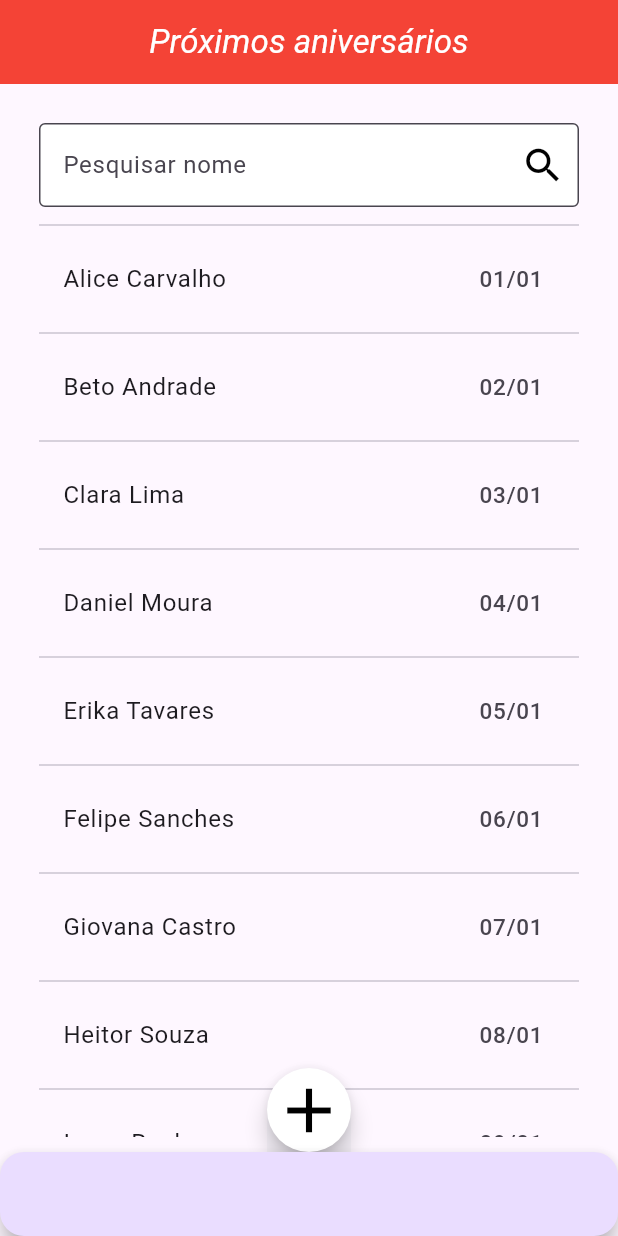
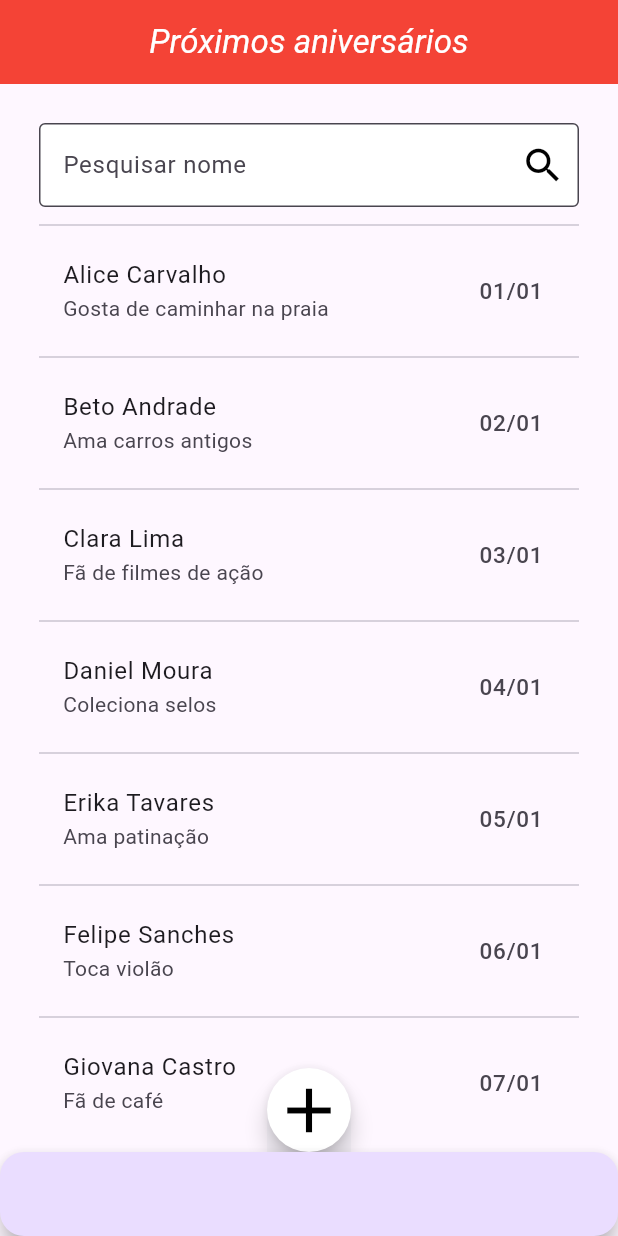
Before and after one commit to Intoxco/Projeto-Flutter, a Flutter app: the screen it shows after launch, on a phone screen of 412 x 824 dp. Run offline on Flutter 3.47's test engine with Material 3 defaults, Android fonts, the phone set to English and light mode, and no system bars.

```diff
--- a/flutter_application_1/lib/classes/AniversarioList.dart
+++ b/flutter_application_1/lib/classes/AniversarioList.dart
@@ -362,5 +362,16 @@ class AniversarioList {
     );
     return lista;
   }
-
+  static List<Aniversario> filtrarAniversariosPorDataENome(DateTime data,String nome){
+    List <Aniversario> lista = List.from(
+      AniversarioList.lista.where(
+      (a) => a.data.month.compareTo(data.month).isEven && a.data.day.compareTo(data.day).isEven
+      )
+    );
+    lista = List.from(
+    lista.where(
+    (a) =>a.usuario.nome.contains(nome))
+    );
+    return lista;
+  }
 }
--- a/flutter_application_1/lib/pages/aniversarios_page.dart
+++ b/flutter_application_1/lib/pages/aniversarios_page.dart
@@ -35,7 +35,7 @@ class AniversariosPage extends StatelessWidget{
         ),
 
     bottomNavigationBar: FloatingActionButton(onPressed: ()=>((){})),
-      body: AniversarioListView()
+      body: AniversarioListView(data:DateTime(1),checkData:false)
     );
 
 
--- a/flutter_application_1/lib/widgets/AniversarioListView.dart
+++ b/flutter_application_1/lib/widgets/AniversarioListView.dart
@@ -2,97 +2,94 @@ import 'package:flutter/material.dart';
 import 'package:flutter_application_1/classes/Aniversario.dart';
 import 'package:flutter_application_1/classes/AniversarioList.dart';
 
+// ignore: must_be_immutable
 class AniversarioListView extends StatefulWidget{
-const AniversarioListView({super.key});
-
+  final DateTime data;
+  final bool checkData;
+  const AniversarioListView({super.key,required this.data, required this.checkData});
   @override
   State<AniversarioListView> createState()=> _AniversarioListView();
 
 }
-class _AniversarioListView extends State<AniversarioListView>{
+class _AniversarioListView extends State<AniversarioListView> {
   final busca = ValueNotifier<String>('');
   late TextEditingController controller;
   late List<Aniversario> lista;
-
+//Dependendo do modelo que escolhermos, vai ter que tirar isso
   @override
-  void initState(){
+  void initState() {
     super.initState();
-    lista= buscarListaComNome(busca.value);
-    controller = TextEditingController(text:"");
+    controller = TextEditingController(text: "");
+    print(widget.data);
+    print(widget.checkData);
+    if(widget.checkData){
+      lista = AniversarioList.filtrarAniversariosPorDataENome(widget.data,busca.value);
+    }
+    else{
+      print("a");
+      lista = buscarListaComNome(busca.value);
+    }
   }
 
   @override
-  void dispose(){
+  void dispose() {
     controller.dispose();
     super.dispose();
   }
 
-
-
-
-  List<Aniversario> buscarListaComNome(String nome){
+  List<Aniversario> buscarListaComNome(String nome) {
     List<Aniversario> lista = AniversarioList.filtrarAniversariosPorNome(nome);
-    lista.sort((a,b)=>a.data.compareTo(b.data));
+    lista.sort((a, b) => a.data.compareTo(b.data));
     return lista;
   }
+
   @override
-  Widget build(BuildContext context){
-    return ValueListenableBuilder(
-      valueListenable:busca,
-      builder: (BuildContext context,_,_){
+  Widget build(BuildContext context) {
+    return ValueListenableBuilder<String>(
+      valueListenable: busca,
+      builder: (BuildContext context, String nome, Widget? child) {
         return Padding(
           padding: const EdgeInsets.all(10),
-      child:ListView.separated(
-        separatorBuilder: (context, int aniversario){
+          child: ListView.separated(
+            separatorBuilder: (_, __) {
               return Divider();
             },
-        itemBuilder: (BuildContext context,int aniversario){
-        if(aniversario == 0){
+            itemBuilder: (BuildContext context, int index) {
+              if (index == 0) {
                 return SizedBox(
                   height: 60,
-            child: AnimatedBuilder(
-              animation: controller,
-              builder: (BuildContext context, _){
-                return TextFormField(
-                  controller:controller,
-                  decoration:InputDecoration(
-                    filled:true,
+                  child: TextFormField(
+                    controller: controller,
+                    decoration: InputDecoration(
+                      filled: true,
                       fillColor: Colors.white,
-                    border:const OutlineInputBorder(),
-                    hintText:'Pesquisar nome',
-                    suffixIcon:IconButton(
-                      iconSize:30,
+                      border: const OutlineInputBorder(),
+                      hintText: 'Pesquisar nome',
+                      suffixIcon: IconButton(
+                        iconSize: 30,
                         icon: const Icon(Icons.search),
-                      color:Colors.black,
-                      onPressed: ()=> setState((){
-                        busca.value = controller.text;
-                        lista = buscarListaComNome(busca.value);
-                      }),
+                        color: Colors.black,
+                        onPressed: () => busca.value = controller.text,
+                      ),
                     ),
                   ),
                 );
-             }),
-            );
-          }
-        else{
+              } else {
                 return ListTile(
-            title:Text(lista[aniversario-1].usuario.nome),
+                  title: Text(lista[index - 1].usuario.nome),
+                  subtitle: Text(lista[index-1].detalhes ?? ""),
                   trailing: Text(
-              lista[aniversario-1].pegarData(),
-              style:TextStyle(
-                fontSize: 15
-              )
+                    lista[index - 1].pegarData(),
+                    style: TextStyle(fontSize: 15),
                   ),
                 );
               }
-        }
-        ,
-        padding:EdgeInsets.all(16),
-
-        itemCount: lista.length+1,
+            },
+            padding: EdgeInsets.all(16),
+            itemCount: lista.length + 1,
           ),
         );
-      }
+      },
     );
   }
 }
```
Lines whose indentation alone changed are shown as unchanged.
